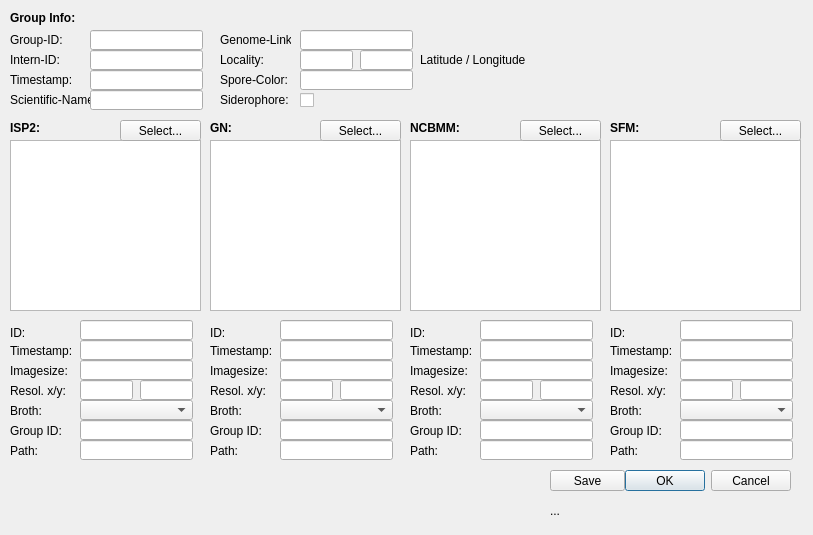
alexjanssen/StreptoDB, file StreptoDB/MultiUploadDialog.ui: the form before one commit.
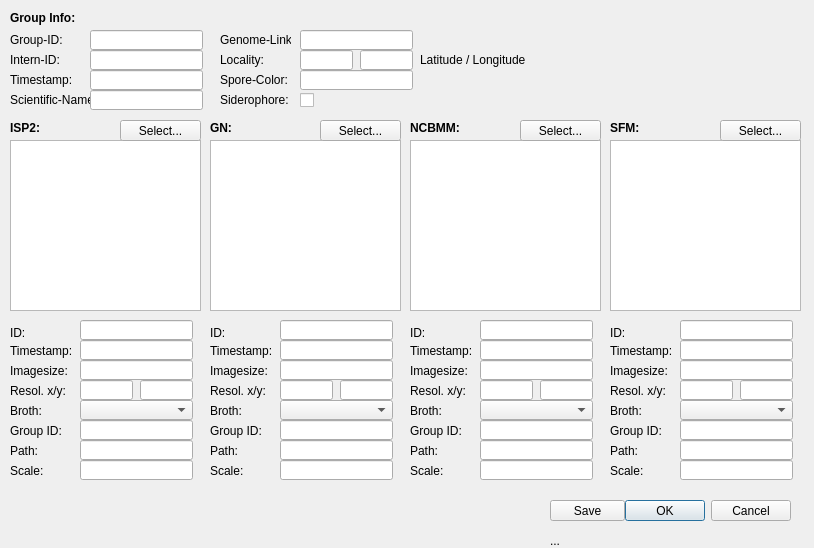
The form after the commit.

Commit message: too much -the whole modell, gui and dbcontroller updated to fit scale in -able to load huge pictures, in trade for accuracy -and everything else

The edit to the form file:
```diff
--- a/StreptoDB/MultiUploadDialog.ui
+++ b/StreptoDB/MultiUploadDialog.ui
@@ -6,8 +6,8 @@
    <rect>
     <x>0</x>
     <y>0</y>
-    <width>813</width>
-    <height>535</height>
+    <width>814</width>
+    <height>548</height>
    </rect>
   </property>
   <property name="windowTitle">
@@ -17,7 +17,7 @@
    <property name="geometry">
     <rect>
      <x>450</x>
-     <y>470</y>
+     <y>500</y>
      <width>341</width>
      <height>21</height>
     </rect>
@@ -865,7 +865,7 @@
    <property name="geometry">
     <rect>
      <x>550</x>
-     <y>470</y>
+     <y>500</y>
      <width>75</width>
      <height>21</height>
     </rect>
@@ -1024,7 +1024,7 @@
    <property name="geometry">
     <rect>
      <x>550</x>
-     <y>500</y>
+     <y>530</y>
      <width>241</width>
      <height>21</height>
     </rect>
@@ -1136,6 +1136,98 @@
     </rect>
    </property>
   </widget>
+  <widget class="QLineEdit" name="line_scale">
+   <property name="geometry">
+    <rect>
+     <x>80</x>
+     <y>460</y>
+     <width>113</width>
+     <height>20</height>
+    </rect>
+   </property>
+  </widget>
+  <widget class="QLabel" name="label_47">
+   <property name="geometry">
+    <rect>
+     <x>10</x>
+     <y>460</y>
+     <width>71</width>
+     <height>21</height>
+    </rect>
+   </property>
+   <property name="text">
+    <string>Scale:</string>
+   </property>
+  </widget>
+  <widget class="QLineEdit" name="line_scale_2">
+   <property name="geometry">
+    <rect>
+     <x>280</x>
+     <y>460</y>
+     <width>113</width>
+     <height>20</height>
+    </rect>
+   </property>
+  </widget>
+  <widget class="QLabel" name="label_48">
+   <property name="geometry">
+    <rect>
+     <x>210</x>
+     <y>460</y>
+     <width>71</width>
+     <height>21</height>
+    </rect>
+   </property>
+   <property name="text">
+    <string>Scale:</string>
+   </property>
+  </widget>
+  <widget class="QLineEdit" name="line_scale_3">
+   <property name="geometry">
+    <rect>
+     <x>480</x>
+     <y>460</y>
+     <width>113</width>
+     <height>20</height>
+    </rect>
+   </property>
+  </widget>
+  <widget class="QLabel" name="label_49">
+   <property name="geometry">
+    <rect>
+     <x>410</x>
+     <y>460</y>
+     <width>71</width>
+     <height>21</height>
+    </rect>
+   </property>
+   <property name="text">
+    <string>Scale:</string>
+   </property>
+  </widget>
+  <widget class="QLineEdit" name="line_scale_4">
+   <property name="geometry">
+    <rect>
+     <x>680</x>
+     <y>460</y>
+     <width>113</width>
+     <height>20</height>
+    </rect>
+   </property>
+  </widget>
+  <widget class="QLabel" name="label_50">
+   <property name="geometry">
+    <rect>
+     <x>610</x>
+     <y>460</y>
+     <width>71</width>
+     <height>21</height>
+    </rect>
+   </property>
+   <property name="text">
+    <string>Scale:</string>
+   </property>
+  </widget>
  </widget>
  <resources/>
  <connections>
```
Left out of the diff: 10 changed lines with no effect on the pictures. The commit also changes 19 other files.
